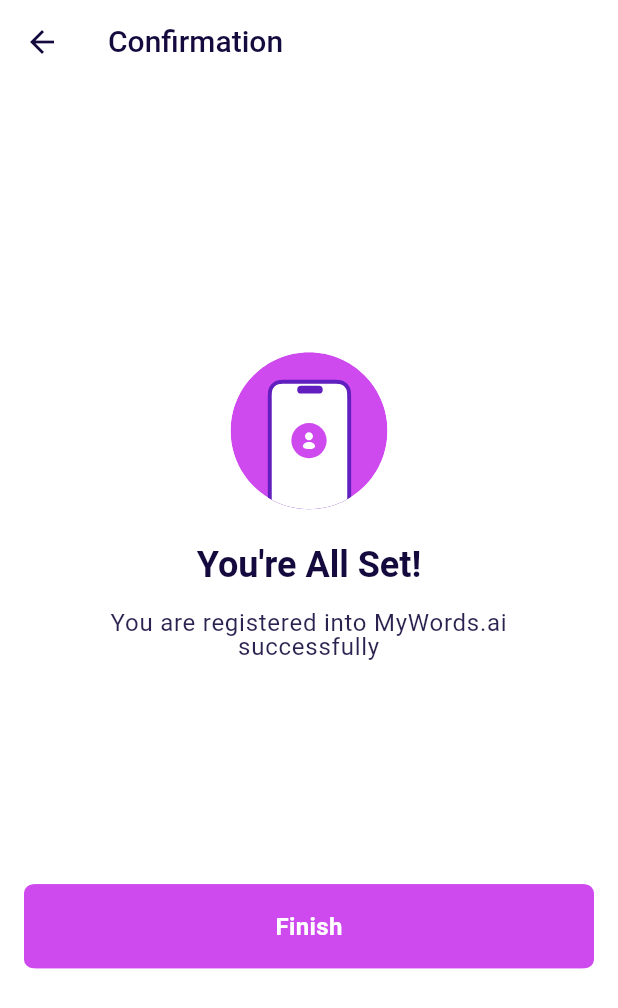
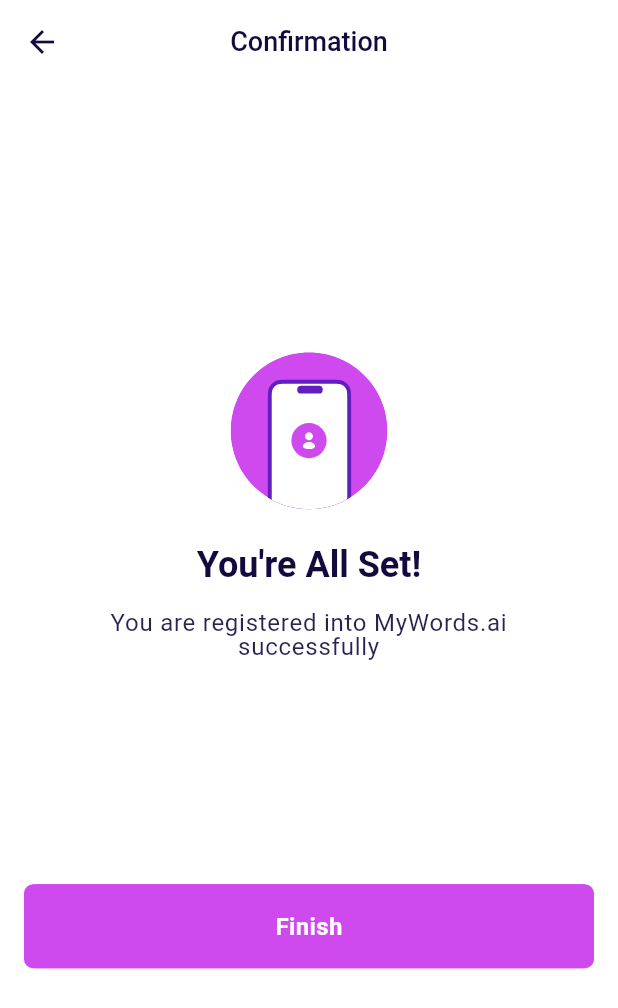
Before and after one commit to muneeb117/mywords.ai, a Flutter app: the SignupConfirmationPage screen opened by its route, on a phone screen of 412 x 824 dp. Shown: the top 1008 px of the screen. Run offline on Flutter 3.47's test engine with Material 3 defaults, Android fonts, the phone set to English and light mode, and no system bars; our stand-ins replace bloc, dartz, dio, flutter_bloc, flutter_svg, get_it and 2 more; accounts and stored records are empty.

Commit message:
appbar changed

```diff
--- a/lib/modules/authentication/pages/signup/signup_confirmation_page.dart
+++ b/lib/modules/authentication/pages/signup/signup_confirmation_page.dart
@@ -1,8 +1,8 @@
 import 'package:flutter/material.dart';
 import 'package:flutter_svg/flutter_svg.dart';
+import 'package:mywords/common/components/custom_appbar.dart';
 import 'package:mywords/common/components/primary_button.dart';
 import 'package:mywords/config/routes/route_manager.dart';
-import 'package:mywords/constants/app_colors.dart';
 import 'package:mywords/utils/extensions/extended_context.dart';
 
 class SignupConfirmationPage extends StatelessWidget {
@@ -11,17 +11,7 @@ class SignupConfirmationPage extends StatelessWidget {
   @override
   Widget build(BuildContext context) {
     return Scaffold(
-      appBar: AppBar(
-        surfaceTintColor: Colors.transparent,
-        backgroundColor: AppColors.white,
-        title: Text(
-          'Confirmation',
-          style: context.textTheme.headlineSmall?.copyWith(
-            fontSize: 20,
-            fontWeight: FontWeight.w500,
-          ),
-        ),
-      ),
+      appBar: CustomAppBar(title: 'Confirmation'),
       body: Container(
         margin: EdgeInsets.symmetric(horizontal: 16),
         child: Center(
```
